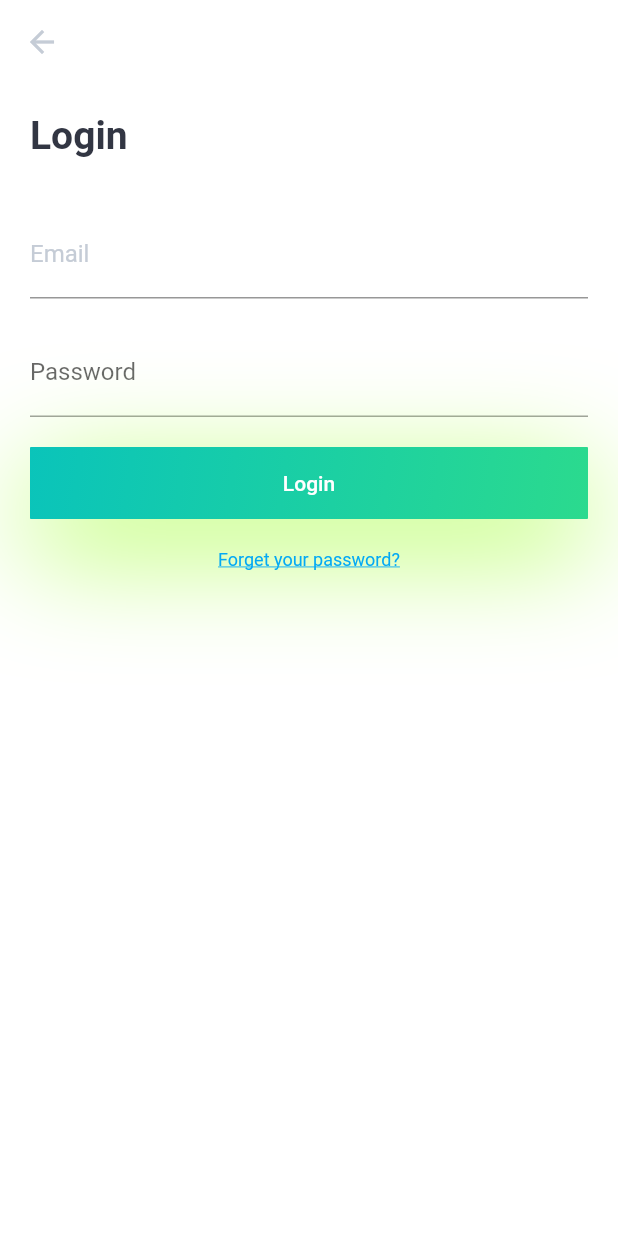
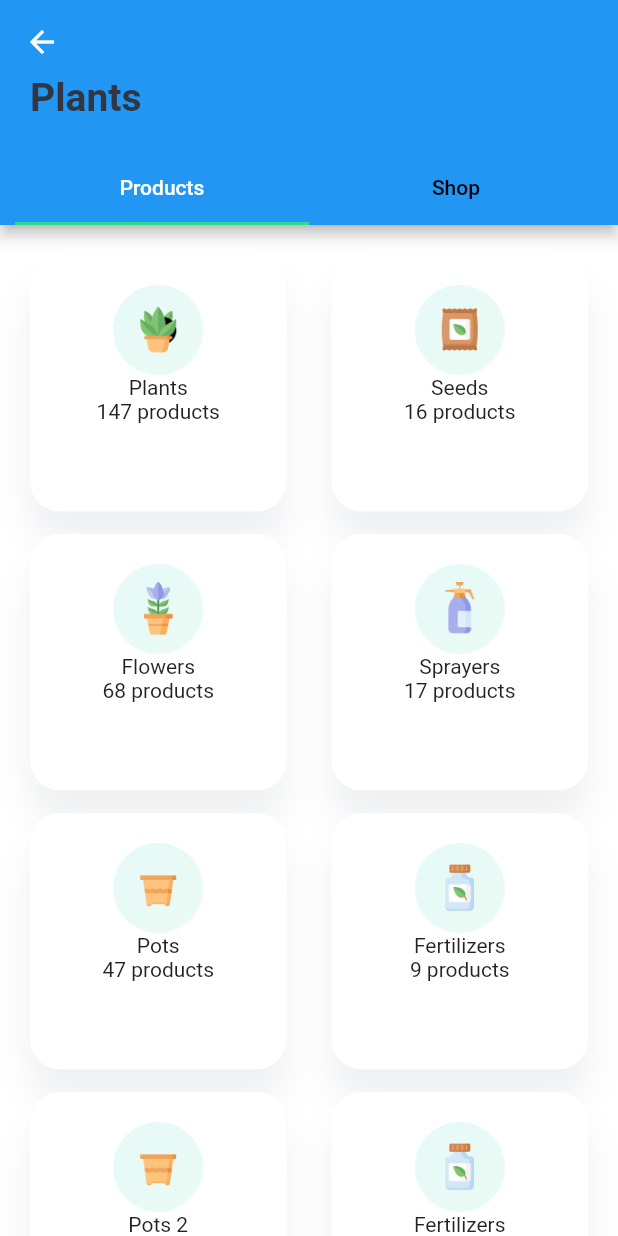
Before and after one commit to MinSiThu/plant_ui, a Flutter app: the LoginPage screen opened directly, after a tap on "Login", on a phone screen of 412 x 824 dp. Run offline on Flutter 3.47's test engine with Material 2 defaults, Android fonts, the phone set to English and light mode, and no system bars.

Commit message:
feat: BrowsePage

```diff
--- /dev/null
+++ b/lib/BrowsePage.dart
@@ -0,0 +1,134 @@
+import "package:flutter/material.dart";
+import 'colors.dart';
+
+const products = [
+  {'image': 'assets/plants.jpg', 'count': '147', 'name': 'Plants'},
+  {'image': 'assets/seeds.jpg', 'count': '16', 'name': 'Seeds'},
+  {'image': 'assets/flowers.jpg', 'count': '68', 'name': 'Flowers'},
+  {'image': 'assets/sprayers.jpg', 'count': '17', 'name': 'Sprayers'},
+  {'image': 'assets/pots.jpg', 'count': '47', 'name': 'Pots'},
+  {'image': 'assets/fertilizers.jpg', 'count': '9', 'name': 'Fertilizers'},
+  {'image': 'assets/pots.jpg', 'count': '17', 'name': 'Pots 2'},
+  {'image': 'assets/fertilizers.jpg', 'count': '39', 'name': 'Fertilizers'},
+];
+
+class BrowsePage extends StatefulWidget {
+  const BrowsePage({Key key}) : super(key: key);
+
+  @override
+  _BrowsePageState createState() => _BrowsePageState();
+}
+
+class _BrowsePageState extends State<BrowsePage>
+    with SingleTickerProviderStateMixin {
+  TabController _tabController;
+
+  @override
+  void initState() {
+    // TODO: implement initState
+    super.initState();
+    _tabController = TabController(vsync: this, length: 2);
+  }
+
+  @override
+  Widget build(BuildContext context) {
+    return Scaffold(
+      appBar: PreferredSize(
+        preferredSize: Size.fromHeight(150),
+        child: AppBar(
+          flexibleSpace: Container(
+            padding: EdgeInsets.only(left: 20.0, bottom: 70.0, right: 20.0),
+            child: Align(
+                alignment: Alignment.bottomLeft,
+                child: Text(
+                  "Plants",
+                  style: TextStyle(
+                      color: Color(0xFF323643),
+                      fontSize: 26.0,
+                      fontWeight: FontWeight.w700),
+                )),
+          ),
+          bottom: PreferredSize(
+            preferredSize: Size(50, 50),
+            child: Container(
+              margin: EdgeInsets.symmetric(horizontal: 10.0),
+              child: TabBar(
+                controller: _tabController,
+                tabs: <Widget>[
+                  Tab(text: "Products"),
+                  Tab(text: "Shop"),
+                ],
+                indicatorColor: secondaryColorGreen,
+                unselectedLabelStyle: TextStyle(color: Colors.black),
+              ),
+            ),
+          ),
+        ),
+      ),
+      backgroundColor: Colors.white,
+      body: TabBarView(
+          controller: _tabController, children: [ProductTab(), ShopTab()]),
+    );
+  }
+}
+
+class ProductTab extends StatelessWidget {
+  const ProductTab({Key key}) : super(key: key);
+
+  @override
+  Widget build(BuildContext context) {
+    return Column(
+      children: [
+        Expanded(
+            child: GridView.builder(
+                padding: EdgeInsets.symmetric(horizontal: 20, vertical: 20),
+                gridDelegate: SliverGridDelegateWithFixedCrossAxisCount(
+                    crossAxisCount: 2,
+                    crossAxisSpacing: 30.0,
+                    mainAxisSpacing: 15.0),
+                itemCount: products.length,
+                itemBuilder: (context, index) {
+                  return GestureDetector(
+                    onTap: () {
+                      //  Navigator.push(context, MaterialPageRoute());
+                    },
+                    child: Container(
+                      padding: EdgeInsets.all(20),
+                      decoration: BoxDecoration(
+                          color: Colors.white,
+                          borderRadius: BorderRadius.circular(20),
+                          boxShadow: [
+                            BoxShadow(
+                                blurRadius: 20,
+                                offset: Offset(0, 20),
+                                color: Color(0xFF9DA3B4).withOpacity(0.16))
+                          ]),
+                      width: 150,
+                      height: 150,
+                      child: Center(
+                        child: Column(children: [
+                          Image(
+                            image: AssetImage(products[index]['image']),
+                            width: 60,
+                            height: 60,
+                          ),
+                          Text(products[index]["name"]),
+                          Text("${products[index]['count']} products")
+                        ]),
+                      ),
+                    ),
+                  );
+                }))
+      ],
+    );
+  }
+}
+
+class ShopTab extends StatelessWidget {
+  const ShopTab();
+
+  @override
+  Widget build(BuildContext context) {
+    return Container();
+  }
+}
--- a/lib/LoginPage.dart
+++ b/lib/LoginPage.dart
@@ -1,4 +1,5 @@
 import 'package:flutter/material.dart';
+import 'package:plant_ui/BrowsePage.dart';
 import './colors.dart';
 
 class LoginPage extends StatefulWidget {
@@ -70,7 +71,7 @@ class _LoginPageState extends State<LoginPage> {
                 GestureDetector(
                     onTap: () {
                       Navigator.push(context,
-                          MaterialPageRoute(builder: (context) => LoginPage()));
+                          MaterialPageRoute(builder: (context) => BrowsePage()));
                     },
                     child: Container(
                       width: MediaQuery.of(context).size.width,
```
